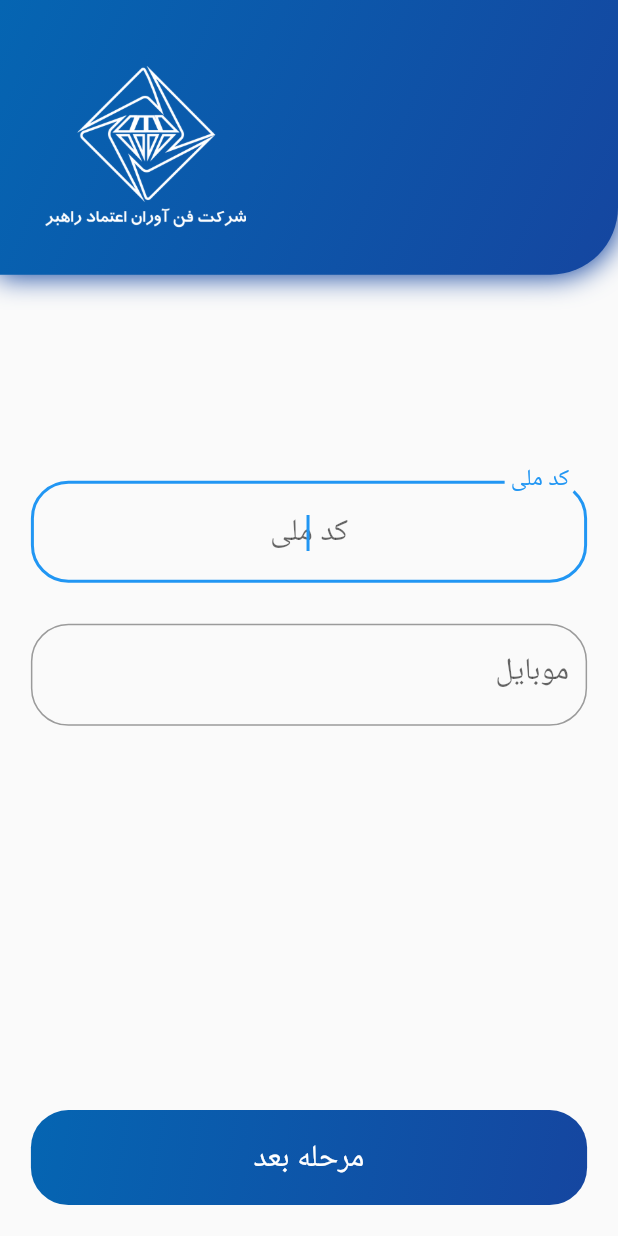
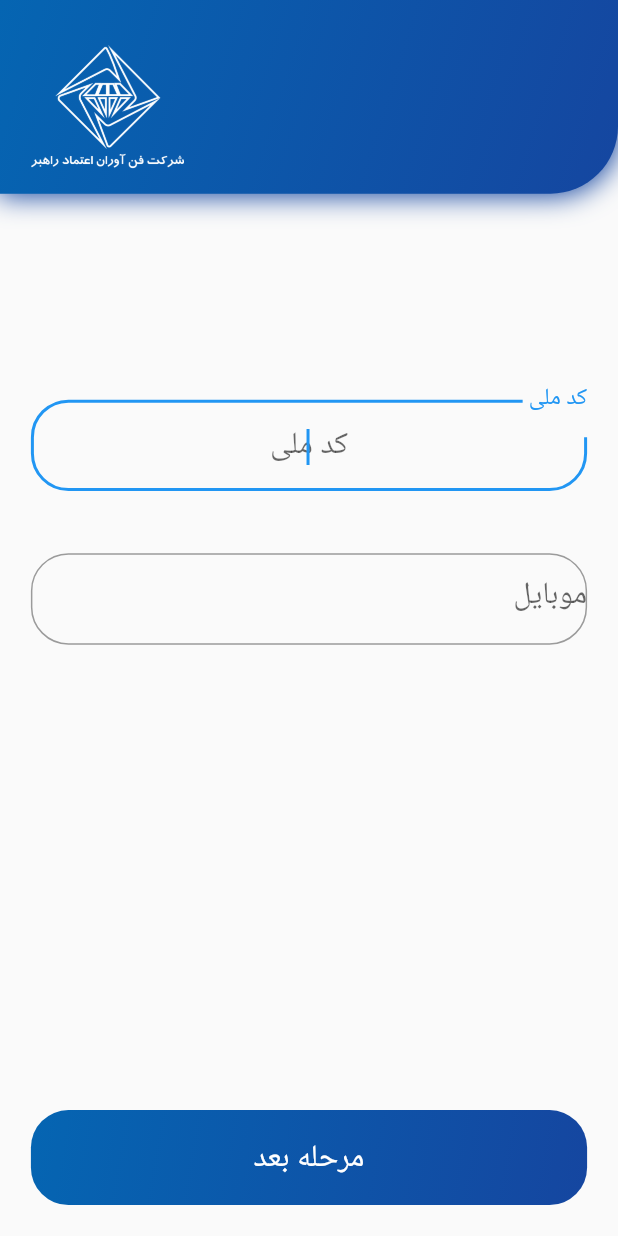
Before and after one commit to AliShakoori89/fanaar_sign, a Flutter app: the AuthenticationPage screen opened directly, on a phone screen of 412 x 824 dp. Run offline on Flutter 3.47's test engine with Material 2 defaults, Android fonts, the phone set to English and light mode, and no system bars; our stand-ins replace device_preview, google_nav_bar, local_auth, shamsi_date; missing offline and left inert: local_auth_android, persian_number_utility.

Commit message:
widget size compatible

```diff
--- a/lib/component/datetime_now.dart
+++ b/lib/component/datetime_now.dart
@@ -16,7 +16,7 @@ class DateTimeNow extends StatelessWidget {
     return Text(date.toPersianDigit(),
       style: TextStyle(
           color: Colors.white,
-          fontSize: MediaQuery.of(context).size.height / 40
+          fontSize: MediaQuery.of(context).size.height / 60
       ),);
   }
 }
--- a/lib/component/fanaar_logo.dart
+++ b/lib/component/fanaar_logo.dart
@@ -6,8 +6,7 @@ class FanaarLogo extends StatelessWidget {
   @override
   Widget build(BuildContext context) {
     return Image.asset("assets/logo/1.png",
-      height: MediaQuery.of(context).size.width / 3.8,
-
+      height: MediaQuery.of(context).size.width / 5,
     );
   }
 }
--- a/lib/component/main_page_header.dart
+++ b/lib/component/main_page_header.dart
@@ -13,9 +13,6 @@ class MainPageHeader extends StatelessWidget {
   Widget build(BuildContext context) {
     return Container(
       width: double.infinity,
-      height: mainPage == true
-          ? MediaQuery.of(context).size.height / 4
-          : MediaQuery.of(context).size.height / 4.5,
       decoration: const BoxDecoration(
           boxShadow: [
             BoxShadow(
@@ -34,8 +31,12 @@ class MainPageHeader extends StatelessWidget {
           )
       ),
       child: Container(
-        margin: const EdgeInsets.all(
-            30
+        margin: EdgeInsets.only(
+          left: MediaQuery.of(context).size.width / 20,
+          right: MediaQuery.of(context).size.width / 20,
+          top: MediaQuery.of(context).size.height / 50,
+          bottom: MediaQuery.of(context).size.height / 50,
+
         ),
         child: Column(
           crossAxisAlignment: CrossAxisAlignment.start,
--- a/lib/component/my_app_button.dart
+++ b/lib/component/my_app_button.dart
@@ -14,7 +14,8 @@ class MyAppButton extends StatelessWidget {
 
   @override
   Widget build(BuildContext context) {
-    return GestureDetector(
+    return SingleChildScrollView(
+      child: GestureDetector(
         child: Container(
           margin: EdgeInsets.only(
               left: MediaQuery.of(context).size.width / 20,
@@ -72,6 +73,7 @@ class MyAppButton extends StatelessWidget {
 
           }
         },
+      ),
     );
   }
 }
--- a/lib/component/text_field.dart
+++ b/lib/component/text_field.dart
@@ -12,7 +12,10 @@ class MyTextField extends StatelessWidget {
   Widget build(BuildContext context) {
     return Directionality(
         textDirection: TextDirection.rtl,
+        child: SizedBox(
+          height: MediaQuery.of(context).size.height / 11,
           child: TextField(
+            textAlignVertical: TextAlignVertical.center,
             controller: controller,
             keyboardType: TextInputType.number,
             textAlign: TextAlign.center,
@@ -21,12 +24,17 @@ class MyTextField extends StatelessWidget {
             ),
             autofocus: true,
             decoration: InputDecoration(
+              contentPadding: EdgeInsets.only(
+                top: MediaQuery.of(context).size.height / 50,
+                bottom: MediaQuery.of(context).size.height / 50
+              ),
                 border: OutlineInputBorder(
                     borderRadius: BorderRadius.circular(25)
                 ),
                 labelText: labelText,
                 hintText: hintText
             ),
+          ),
         )
     );
   }
--- a/lib/page/authentication_page.dart
+++ b/lib/page/authentication_page.dart
@@ -15,15 +15,13 @@ class _AuthenticationPageState extends State<AuthenticationPage> {
   late TextEditingController nationalCodeController = TextEditingController();
   late TextEditingController mobileNumberController = TextEditingController();
 
-  final formKey = GlobalKey<FormState>();
-
   @override
   Widget build(BuildContext context) {
     return Scaffold(
+      resizeToAvoidBottomInset: false,
       extendBodyBehindAppBar: true,
       bottomSheet: MyAppButton(nationalCodeController: nationalCodeController, mobileNumberController: mobileNumberController, buttonType: true),
       body: Form(
-        key: formKey,
         child: Column(
           children: [
             const MainPageHeader(mainPage: false),
--- a/lib/page/otpcode_page.dart
+++ b/lib/page/otpcode_page.dart
@@ -25,6 +25,7 @@ class _OTPCodePageState extends State<OTPCodePage> {
   @override
   Widget build(BuildContext context) {
     return Scaffold(
+      resizeToAvoidBottomInset: false,
       bottomSheet: MyAppButton(buttonType: false, otpCodController: otpCodeController),
       body: Column(
         children: [
@@ -39,7 +40,10 @@ class _OTPCodePageState extends State<OTPCodePage> {
                 SizedBox(height: MediaQuery.of(context).size.height / 4),
                 OTPCodeText(mobileNumberController: mobileNumberController),
                 SizedBox(height: MediaQuery.of(context).size.height / 30),
-                MyTextField(controller: otpCodeController, stringType: false, hintText: "کد احراز هویت", labelText: "کد احراز هویت",),
+                MyTextField(controller: otpCodeController,
+                  stringType: false,
+                  hintText: "کد احراز هویت",
+                  labelText: "کد احراز هویت",),
                 const EditMobileNumber()
               ],
             ),
--- a/pubspec.yaml
+++ b/pubspec.yaml
@@ -36,10 +36,11 @@ dependencies:
   # Use with the CupertinoIcons class for iOS style icons.
   cupertino_icons: ^1.0.2
   shamsi_date: ^1.0.1
-  intl: ^0.18.1
+  intl: ^0.18.0
   persian_number_utility: ^1.1.3
   google_nav_bar: ^5.0.6
   local_auth: ^2.1.6
+  device_preview: ^1.1.0
 
 dev_dependencies:
   flutter_test:
```
Also changed, not shown: lib/const/edit_mobile_number.dart (+36 -10 lines), lib/const/otp_code_text.dart (+9 -25 lines), lib/main.dart (+9 -1 lines), lib/page/home_page.dart (+37 -2 lines), pubspec.lock, 1 other file. Lines whose indentation alone changed are shown as unchanged.
